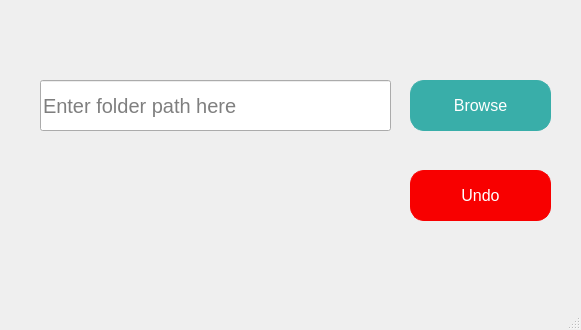
Neth-U/File-Organizer, file gui.ui: the form before one commit.
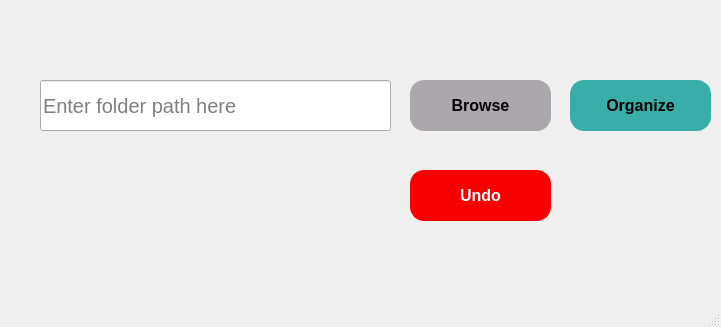
The form after the commit.

```diff
--- a/gui.ui
+++ b/gui.ui
@@ -6,8 +6,8 @@
    <rect>
     <x>0</x>
     <y>0</y>
-    <width>581</width>
-    <height>330</height>
+    <width>721</width>
+    <height>327</height>
    </rect>
   </property>
   <property name="windowTitle">
@@ -28,9 +28,10 @@
     </property>
     <property name="styleSheet">
      <string notr="true">QPushButton {
-    background-color: #39aea9;
-    color: white;
-    border: 1px solid #39aea9;
+    background-color: #AAA7AD;
+    color: black;
+	font: bold;
+    border: 1px solid #AAA7AD;
     border-radius: 14px;
     padding: 5px;
 	font-size: 16px;
@@ -86,6 +87,7 @@
      <string notr="true">QPushButton {
     background-color: #f80000;
     color: white;
+	font: bold;
     border: 1px solid #f80000;
     border-radius: 14px;
     padding: 5px;
@@ -121,6 +123,35 @@
      <string>Enter folder path here</string>
     </property>
    </widget>
+   <widget class="QPushButton" name="organizeBtn">
+    <property name="geometry">
+     <rect>
+      <x>570</x>
+      <y>80</y>
+      <width>141</width>
+      <height>51</height>
+     </rect>
+    </property>
+    <property name="styleSheet">
+     <string notr="true">QPushButton {
+    background-color: #39aea9;
+    color: black;
+	font: bold;
+    border: 1px solid #39aea9;
+    border-radius: 14px;
+    padding: 5px;
+	font-size: 16px;
+}
+
+QPushButton:hover{
+	background-color:#78d3ce;
+}
+</string>
+    </property>
+    <property name="text">
+     <string>Organize</string>
+    </property>
+   </widget>
   </widget>
   <widget class="QMenuBar" name="menubar">
    <property name="geometry">
```
Left out of the diff: 4 changed lines with no effect on the pictures.
